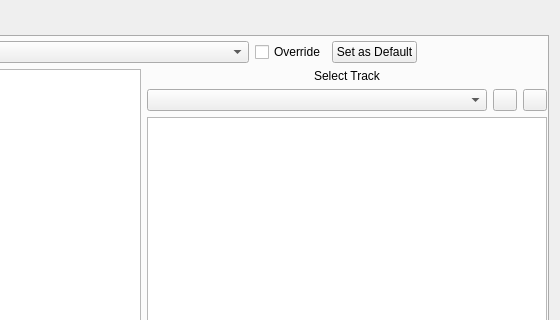
Old version of the form oom/widgets/midiassignbase.ui in the repository ccherrett/oom; both pictures show x 344 to 904 and y 0 to 320 of the 904 by 680 pixel window.
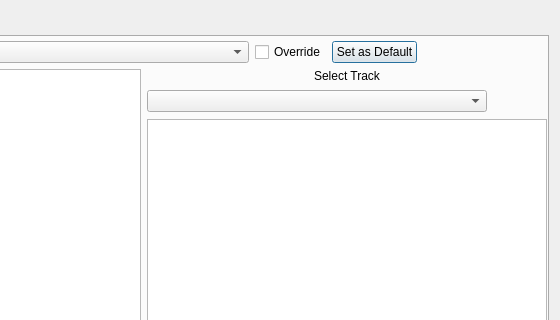
New version of the form. The open tabs and pages were chosen to show the change.

Patch:
```diff
--- a/oom/widgets/midiassignbase.ui
+++ b/oom/widgets/midiassignbase.ui
@@ -595,7 +595,7 @@
                 </widget>
                </item>
                <item>
-                <widget class="QPushButton" name="m_btnAddPreset">
+                <widget class="QToolButton" name="m_btnAddPreset">
                  <property name="sizePolicy">
                   <sizepolicy hsizetype="Fixed" vsizetype="Fixed">
                    <horstretch>0</horstretch>
@@ -614,10 +614,19 @@
                  <property name="text">
                   <string/>
                  </property>
+                 <property name="iconSize">
+                  <size>
+                   <width>25</width>
+                   <height>25</height>
+                  </size>
+                 </property>
+                 <property name="autoRaise">
+                  <bool>true</bool>
+                 </property>
                 </widget>
                </item>
                <item>
-                <widget class="QPushButton" name="m_btnDeletePreset">
+                <widget class="QToolButton" name="m_btnDeletePreset">
                  <property name="sizePolicy">
                   <sizepolicy hsizetype="Fixed" vsizetype="Fixed">
                    <horstretch>0</horstretch>
@@ -642,6 +651,15 @@
                  <property name="text">
                   <string/>
                  </property>
+                 <property name="iconSize">
+                  <size>
+                   <width>25</width>
+                   <height>25</height>
+                  </size>
+                 </property>
+                 <property name="autoRaise">
+                  <bool>true</bool>
+                 </property>
                 </widget>
                </item>
               </layout>
@@ -818,7 +836,7 @@
               <widget class="QComboBox" name="m_cmbControl"/>
              </item>
              <item>
-              <widget class="QPushButton" name="m_btnAdd">
+              <widget class="QToolButton" name="m_btnAdd">
                <property name="sizePolicy">
                 <sizepolicy hsizetype="Fixed" vsizetype="Fixed">
                  <horstretch>0</horstretch>
@@ -837,10 +855,19 @@
                <property name="text">
                 <string/>
                </property>
+               <property name="iconSize">
+                <size>
+                 <width>25</width>
+                 <height>25</height>
+                </size>
+               </property>
+               <property name="autoRaise">
+                <bool>true</bool>
+               </property>
               </widget>
              </item>
              <item>
-              <widget class="QPushButton" name="m_btnDelete">
+              <widget class="QToolButton" name="m_btnDelete">
                <property name="sizePolicy">
                 <sizepolicy hsizetype="Fixed" vsizetype="Fixed">
                  <horstretch>0</horstretch>
@@ -859,6 +886,15 @@
                <property name="text">
                 <string/>
                </property>
+               <property name="iconSize">
+                <size>
+                 <width>25</width>
+                 <height>25</height>
+                </size>
+               </property>
+               <property name="autoRaise">
+                <bool>true</bool>
+               </property>
               </widget>
              </item>
             </layout>
@@ -884,7 +920,7 @@
               <enum>QAbstractItemView::SelectRows</enum>
              </property>
              <attribute name="horizontalHeaderVisible">
-              <bool>true</bool>
+              <bool>false</bool>
              </attribute>
              <attribute name="horizontalHeaderStretchLastSection">
               <bool>true</bool>
@@ -899,7 +935,7 @@
               <bool>true</bool>
              </attribute>
              <attribute name="horizontalHeaderVisible">
-              <bool>true</bool>
+              <bool>false</bool>
              </attribute>
             </widget>
            </item>
```
